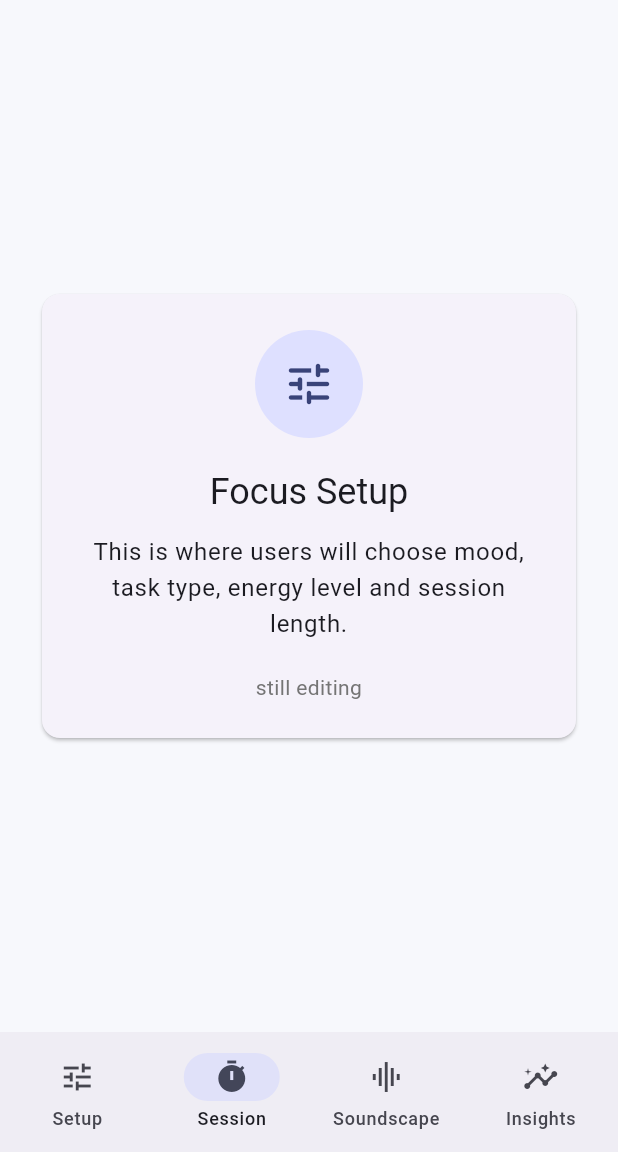
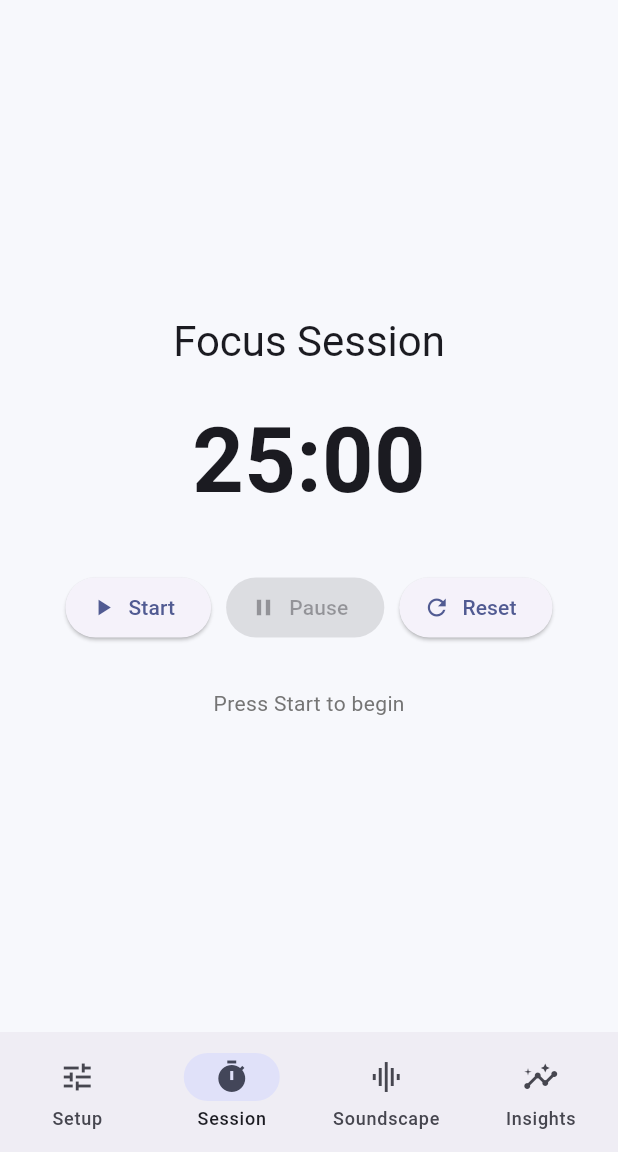
Before and after one commit to RolenaW/adaptive_focus_app, a Flutter app: the NavigationScreen screen opened directly, item 2 of the bottom bar chosen, on a phone screen of 412 x 824 dp, the part 84-1236 px from its top. Run offline on Flutter 3.47's test engine with Material 3 defaults, Android fonts, the phone set to English and light mode, and no system bars; our stand-ins replace shared_preferences; accounts and stored records are empty.

Commit message:
Active session screen has been created and the timer has been added.

```diff
--- a/lib/screens/active_session_screen.dart
+++ b/lib/screens/active_session_screen.dart
@@ -0,0 +1,159 @@
+import 'dart:async';
+import 'package:flutter/material.dart';
+
+class ActiveSessionScreen extends StatefulWidget { //creates ActiveScreenSession class, stateful used
+  const ActiveSessionScreen({super.key});
+
+  @override
+  State<ActiveSessionScreen> createState() => _ActiveSessionScreenState();
+}
+
+class _ActiveSessionScreenState extends State<ActiveSessionScreen> {
+  Timer? _timer; //setting up the timer
+
+  int _remainingSeconds = 25 * 60; //tracks how much time left
+  bool _isRunning = false; //tracks whether time is active
+  bool _isBreak = false; //track if in break or focus mode
+
+  @override
+  void dispose() {
+    _timer?.cancel();
+    super.dispose();
+  }
+
+  void _startTimer() { //runs every second
+    if (_isRunning) return;
+
+    setState(() {
+      _isRunning = true;
+    });
+
+    _timer = Timer.periodic(const Duration(seconds: 1), (timer) {
+      if (_remainingSeconds > 0) {
+        setState(() {
+          _remainingSeconds--;
+        });
+      } else {
+        _switchMode();
+      }
+    });
+  }
+
+  void _pauseTimer() { //stops timer but keeps remaining time
+    _timer?.cancel();
+
+    setState(() {
+      _isRunning = false;
+    });
+  }
+
+  void _resetTimer() { //resets everything
+    _timer?.cancel();
+
+    setState(() {
+      _isRunning = false;
+      _isBreak = false;
+      _remainingSeconds = 25 * 60;
+    });
+  }
+
+  void _switchMode() { //Pomodoro: switching b/w focus and break
+    _timer?.cancel();
+
+    setState(() {
+      _isRunning = false;
+      _isBreak = !_isBreak;
+      _remainingSeconds = _isBreak ? 5 * 60 : 25 * 60; //swicth duration
+    });
+
+    ScaffoldMessenger.of(context).showSnackBar(
+      SnackBar(
+        content: Text(_isBreak ? 'Break time!' : 'Back to focus!'),
+      ),
+    );
+  }
+
+  String _formatTime(int seconds) { //formats time to be readable
+    final int minutes = seconds ~/ 60;
+    final int secs = seconds % 60;
+
+    return '${minutes.toString().padLeft(2, '0')}:${secs.toString().padLeft(2, '0')}';
+  }
+
+  @override
+  Widget build(BuildContext context) {
+    return SafeArea(
+      child: Center(
+        child: ConstrainedBox(
+          constraints: const BoxConstraints(maxWidth: 500),
+          child: Padding(
+            padding: const EdgeInsets.all(20.0),
+            child: Column(
+              mainAxisAlignment: MainAxisAlignment.center,
+              children: [
+                Text(
+                  _isBreak ? 'Break Time' : 'Focus Session',
+                  style: Theme.of(context).textTheme.headlineMedium,
+                ),
+                const SizedBox(height: 20),
+                TweenAnimationBuilder<double>( //scale animation
+                  duration: const Duration(milliseconds: 300),
+                  tween: Tween<double>(begin: 0.9, end: 1.0),
+                  builder: (context, value, child) {
+                    return Transform.scale(
+                      scale: value,
+                      child: child,
+                    );
+                  },
+                  child: Text(
+                    _formatTime(_remainingSeconds),
+                    style: const TextStyle(
+                      fontSize: 60,
+                      fontWeight: FontWeight.bold,
+                    ),
+                  ),
+                ),
+                const SizedBox(height: 30),
+
+                // Buttons
+                Row(
+                  mainAxisAlignment: MainAxisAlignment.center,
+                  children: [
+                    ElevatedButton.icon( //start: disbaled if running
+                      onPressed: _isRunning ? null : _startTimer,
+                      icon: const Icon(Icons.play_arrow),
+                      label: const Text('Start'),
+                    ),
+                    const SizedBox(width: 10),
+                    ElevatedButton.icon( //pause: only works if running
+                      onPressed: _isRunning ? _pauseTimer : null,
+                      icon: const Icon(Icons.pause),
+                      label: const Text('Pause'),
+                    ),
+                    const SizedBox(width: 10),
+                    ElevatedButton.icon( //reset: always avaliable
+                      onPressed: _resetTimer,
+                      icon: const Icon(Icons.refresh),
+                      label: const Text('Reset'),
+                    ),
+                  ],
+                ),
+
+                const SizedBox(height: 30),
+
+                Text(
+                  _isRunning //gives user status updates
+                      ? 'Session in progress...'
+                      : 'Press Start to begin',
+                  style: TextStyle(
+                    color: Colors.grey.shade600,
+                  ),
+                ),
+              ],
+            ),
+          ),
+        ),
+      ),
+    );
+  }
+}
--- a/lib/screens/navigation_screen.dart
+++ b/lib/screens/navigation_screen.dart
@@ -1,5 +1,6 @@
 import 'package:flutter/material.dart';
 import 'focus_setup_screen.dart';
+import 'active_session_screen.dart';
 
 class NavigationScreen extends StatefulWidget { //NavigationScreen class created. StatefulWidget used.
   const NavigationScreen({super.key});
@@ -13,6 +14,7 @@ class _MainNavigationScreenState extends State<NavigationScreen> {
 
   late final List<Widget> _screens = [ //list that stores the pages shown for each tab
     const FocusSetupScreen(),
+    const ActiveSessionScreen(),
     const _NavigationPlaceholderScreen(
       title: 'Focus Setup',
       description: 'This is where users will choose mood, task type, energy level and session length.',
```
